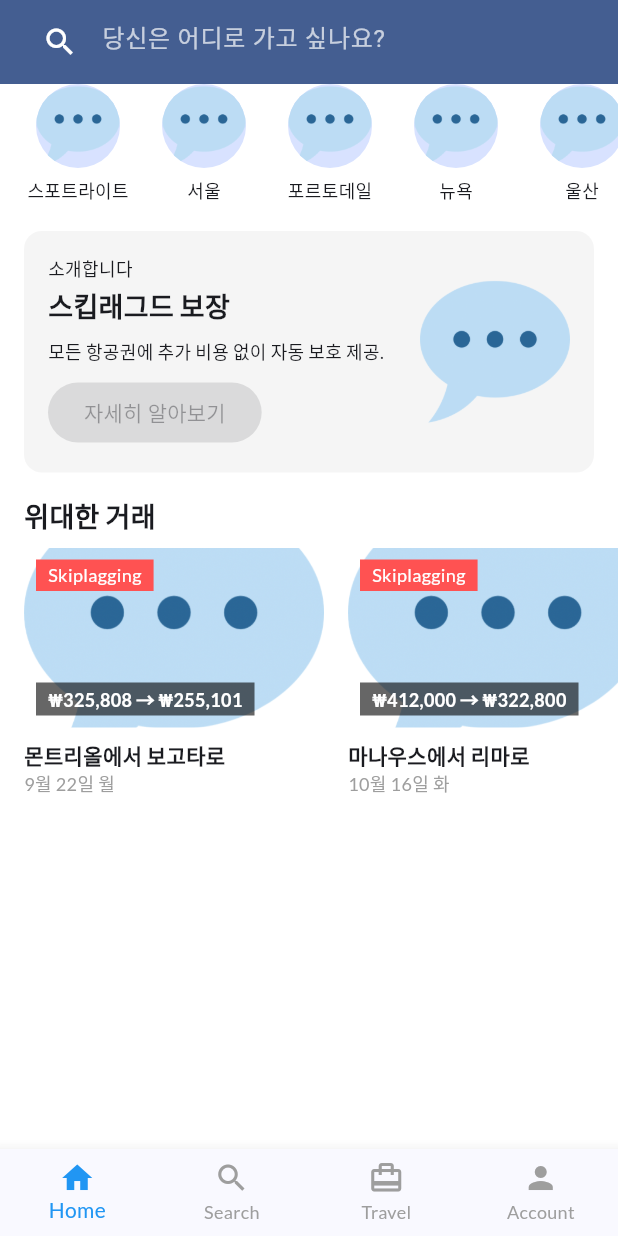
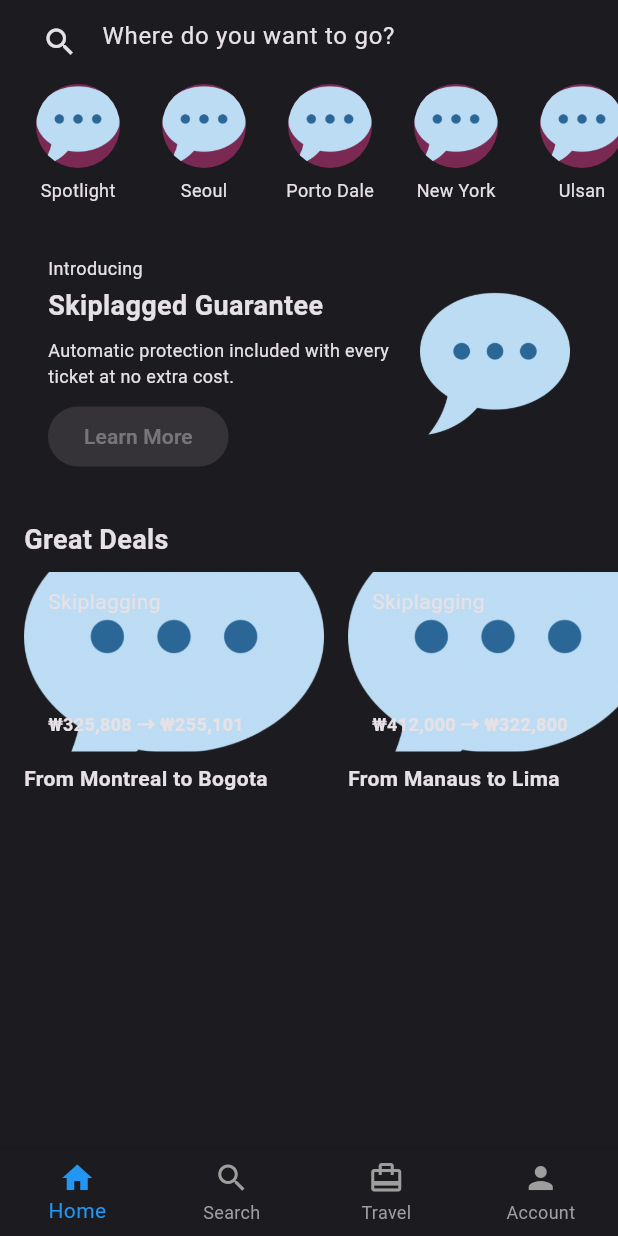
Before and after one commit to tpark02/TFA, a Flutter app: the screen it shows after launch, on a phone screen of 412 x 824 dp. Run offline on Flutter 3.47's test engine with Material 3 defaults, Android fonts, the phone set to English and light mode, and no system bars; our stand-ins replace csv, firebase_auth, firebase_core, flutter_riverpod, google_fonts, syncfusion_flutter_datepicker; accounts and stored records are empty.

Commit message:
feat(ui): update home and search screen layout, add color theme config

```diff
--- /dev/null
+++ b/lib/colors.dart
@@ -0,0 +1,41 @@
+import 'package:flutter/material.dart';
+
+const lightColorScheme = ColorScheme(
+  brightness: Brightness.light,
+  primary: Color(0xFF96416A),
+  onPrimary: Color(0xFFFFFFFF),
+  primaryContainer: Color(0xFFFFD8E6),
+  onPrimaryContainer: Color(0xFF3D0024),
+  secondary: Color(0xFF735761),
+  onSecondary: Color(0xFFFFFFFF),
+  secondaryContainer: Color(0xFFFBDDEA),
+  onSecondaryContainer: Color(0xFF2B151E),
+  error: Color(0xFFB3261E),
+  onError: Color(0xFFFFFFFF),
+  errorContainer: Color(0xFFF9DEDC),
+  onErrorContainer: Color(0xFF410E0B),
+  background: Color(0xFFFFFBFE),
+  onBackground: Color(0xFF1C1B1F),
+  surface: Color(0xFFFFFBFE),
+  onSurface: Color(0xFF1C1B1F),
+);
+
+const darkColorScheme = ColorScheme(
+  brightness: Brightness.dark,
+  primary: Color(0xFFFFB0D0),
+  onPrimary: Color(0xFF5C113B),
+  primaryContainer: Color(0xFF792952),
+  onPrimaryContainer: Color(0xFFFFD8E6),
+  secondary: Color(0xFFE1BDCA),
+  onSecondary: Color(0xFF412A33),
+  secondaryContainer: Color(0xFF5A3F49),
+  onSecondaryContainer: Color(0xFFFBDDEA),
+  error: Color(0xFFF2B8B5),
+  onError: Color(0xFF601410),
+  errorContainer: Color(0xFF8C1D18),
+  onErrorContainer: Color(0xFFF9DEDC),
+  background: Color(0xFF1C1B1F),
+  onBackground: Color(0xFFE6E1E5),
+  surface: Color(0xFF1C1B1F),
+  onSurface: Color(0xFFE6E1E5),
+);
--- a/lib/main.dart
+++ b/lib/main.dart
@@ -1,3 +1,4 @@
+import 'package:chat_app/colors.dart';
 import 'package:chat_app/screens/menu.dart';
 import 'package:chat_app/screens/search.dart';
 import 'package:firebase_auth/firebase_auth.dart';
@@ -26,30 +27,33 @@ class App extends StatelessWidget {
   Widget build(BuildContext context) {
     return MaterialApp(
       title: 'FlutterChat',
-      theme: ThemeData(
-        // Define the default brightness and colors.
-        colorScheme: ColorScheme.fromSeed(
-          seedColor: Colors.blueAccent,
-          // ···
-          // brightness: Brightness.dark,
-        ),
+      // theme: ThemeData(
+      //   // Define the default brightness and colors.
+      //   colorScheme: ColorScheme.fromSeed(
+      //     seedColor: Colors.blueAccent,
+      //     // ···
+      //     // brightness: Brightness.dark,
+      //   ),
 
-        // Define the default `TextTheme`. Use this to specify the default
-        // text styling for headlines, titles, bodies of text, and more.
-        textTheme: TextTheme(
-          displayLarge: const TextStyle(
-            fontSize: 72,
-            fontWeight: FontWeight.bold,
-          ),
-          // ···
-          titleLarge: GoogleFonts.lato(
-            fontSize: 30,
-            // fontStyle: FontStyle.italic,
-          ),
-          bodyMedium: GoogleFonts.lato(),
-          displaySmall: GoogleFonts.lato(),
-        ),
-      ),
+      //   // Define the default `TextTheme`. Use this to specify the default
+      //   // text styling for headlines, titles, bodies of text, and more.
+      //   textTheme: TextTheme(
+      //     displayLarge: const TextStyle(
+      //       fontSize: 72,
+      //       fontWeight: FontWeight.bold,
+      //     ),
+      //     // ···
+      //     titleLarge: GoogleFonts.lato(
+      //       fontSize: 30,
+      //       // fontStyle: FontStyle.italic,
+      //     ),
+      //     bodyMedium: GoogleFonts.lato(),
+      //     displaySmall: GoogleFonts.lato(),
+      //   ),
+      // ),
+      theme: ThemeData(useMaterial3: true, colorScheme: lightColorScheme),
+      darkTheme: ThemeData(useMaterial3: true, colorScheme: darkColorScheme),
+      themeMode: ThemeMode.dark,
       localizationsDelegates: const [
         GlobalMaterialLocalizations.delegate,
         GlobalWidgetsLocalizations.delegate,
--- a/lib/screens/home.dart
+++ b/lib/screens/home.dart
@@ -6,19 +6,14 @@ class HomeScreen extends StatelessWidget {
   @override
   Widget build(BuildContext context) {
     return Scaffold(
-      backgroundColor: Colors.white,
       appBar: AppBar(
-        backgroundColor: Theme.of(context).colorScheme.primary,
-        foregroundColor: Colors.white,
         elevation: 0,
         title: const TextField(
           decoration: InputDecoration(
-            hintText: '당신은 어디로 가고 싶나요?',
-            hintStyle: TextStyle(color: Colors.white70),
+            hintText: 'Where do you want to go?',
             border: InputBorder.none,
-            prefixIcon: Icon(Icons.search, color: Colors.white),
+            prefixIcon: Icon(Icons.search),
           ),
-          style: TextStyle(color: Colors.white),
         ),
       ),
       body: SingleChildScrollView(
@@ -32,11 +27,11 @@ class HomeScreen extends StatelessWidget {
                 scrollDirection: Axis.horizontal,
                 padding: const EdgeInsets.symmetric(horizontal: 16),
                 children: [
-                  categoryChip("스포트라이트"),
-                  categoryChip("서울"),
-                  categoryChip("포르토데일"),
-                  categoryChip("뉴욕"),
-                  categoryChip("울산"),
+                  categoryChip("Spotlight"),
+                  categoryChip("Seoul"),
+                  categoryChip("Porto Dale"),
+                  categoryChip("New York"),
+                  categoryChip("Ulsan"),
                 ],
               ),
             ),
@@ -46,7 +41,6 @@ class HomeScreen extends StatelessWidget {
               margin: const EdgeInsets.symmetric(horizontal: 16, vertical: 8),
               padding: const EdgeInsets.all(16),
               decoration: BoxDecoration(
-                color: Colors.grey[100],
                 borderRadius: BorderRadius.circular(12),
               ),
               child: Row(
@@ -55,10 +49,10 @@ class HomeScreen extends StatelessWidget {
                     child: Column(
                       crossAxisAlignment: CrossAxisAlignment.start,
                       children: [
-                        Text('소개합니다', style: TextStyle(fontSize: 12)),
+                        Text('Introducing', style: TextStyle(fontSize: 12)),
                         SizedBox(height: 4),
                         Text(
-                          '스킵래그드 보장',
+                          'Skiplagged Guarantee',
                           style: TextStyle(
                             fontSize: 18,
                             fontWeight: FontWeight.bold,
@@ -66,13 +60,13 @@ class HomeScreen extends StatelessWidget {
                         ),
                         SizedBox(height: 8),
                         Text(
-                          '모든 항공권에 추가 비용 없이 자동 보호 제공.',
+                          'Automatic protection included with every ticket at no extra cost.',
                           style: TextStyle(fontSize: 12),
                         ),
                         SizedBox(height: 8),
                         ElevatedButton(
                           onPressed: null,
-                          child: Text('자세히 알아보기'),
+                          child: Text('Learn More'),
                         ),
                       ],
                     ),
@@ -95,7 +89,7 @@ class HomeScreen extends StatelessWidget {
             const Padding(
               padding: EdgeInsets.symmetric(horizontal: 16, vertical: 8),
               child: Text(
-                '위대한 거래',
+                'Great Deals',
                 style: TextStyle(fontSize: 18, fontWeight: FontWeight.bold),
               ),
             ),
@@ -106,15 +100,15 @@ class HomeScreen extends StatelessWidget {
                 padding: const EdgeInsets.only(left: 16),
                 children: [
                   dealCard(
-                    title: '몬트리올에서 보고타로',
-                    date: '9월 22일 월',
+                    title: 'From Montreal to Bogota',
+                    date: 'Mon, Sep 22',
                     imageUrl: '',
                     originalPrice: '₩325,808',
                     discountPrice: '₩255,101',
                   ),
                   dealCard(
-                    title: '마나우스에서 리마로',
-                    date: '10월 16일 화',
+                    title: 'From Manaus to Lima',
+                    date: 'Tue, Oct 16',
                     imageUrl: '',
                     originalPrice: '₩412,000',
                     discountPrice: '₩322,800',
@@ -177,22 +171,17 @@ class HomeScreen extends StatelessWidget {
                 top: 8,
                 left: 8,
                 child: Container(
-                  color: Colors.redAccent,
                   padding: const EdgeInsets.symmetric(
                     horizontal: 8,
                     vertical: 2,
                   ),
-                  child: const Text(
-                    'Skiplagging',
-                    style: TextStyle(color: Colors.white, fontSize: 12),
-                  ),
+                  child: const Text('Skiplagging'),
                 ),
               ),
               Positioned(
                 bottom: 8,
                 left: 8,
                 child: Container(
-                  color: Colors.black.withOpacity(0.6),
                   padding: const EdgeInsets.symmetric(
                     horizontal: 8,
                     vertical: 2,
@@ -200,7 +189,6 @@ class HomeScreen extends StatelessWidget {
                   child: Text(
                     '$originalPrice → $discountPrice',
                     style: const TextStyle(
-                      color: Colors.white,
                       fontSize: 12,
                       fontWeight: FontWeight.bold,
                     ),
@@ -211,7 +199,6 @@ class HomeScreen extends StatelessWidget {
           ),
           const SizedBox(height: 8),
           Text(title, style: const TextStyle(fontWeight: FontWeight.bold)),
-          Text(date, style: const TextStyle(fontSize: 12, color: Colors.grey)),
         ],
       ),
     );
--- a/lib/screens/search.dart
+++ b/lib/screens/search.dart
@@ -18,7 +18,7 @@ class _SearchScreenState extends State<SearchScreen> {
   @override
   Widget build(BuildContext context) {
     return Scaffold(
-      backgroundColor: Colors.white,
+      // backgroundColor: Colors.white,
       appBar: AppBar(
         backgroundColor: Theme.of(context).colorScheme.primary,
         foregroundColor: Colors.white,
```
